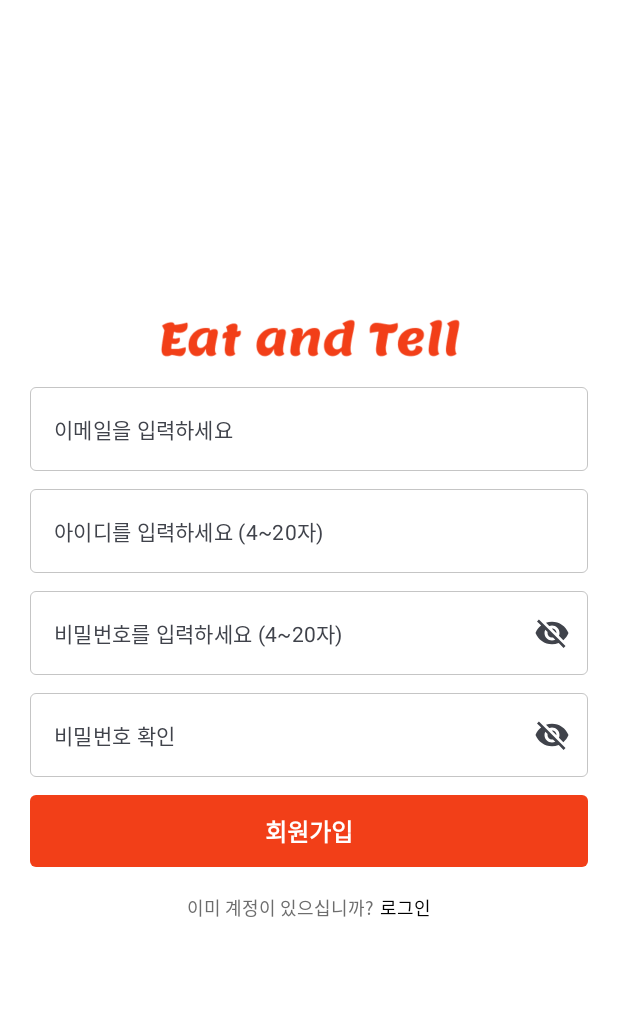
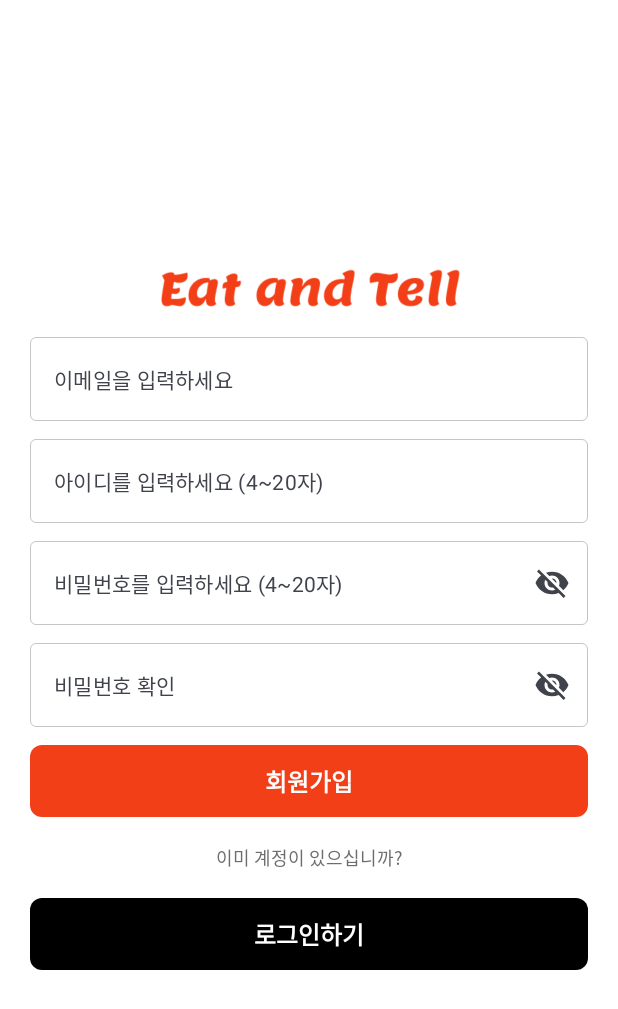
Before and after one commit to snuhcs-course/swpp-2023-project-team-15, an Android app built with Jetpack Compose: the composable SignupScreen shown on its own in the app's theme, on a phone screen of 412 x 824 dp. Shown: the top 1009 px of the screen. Run offline under Robolectric (Android 15) with nearby library versions, the phone set to English and light mode, and no system bars; our stand-ins replace Dagger/Hilt's generated code; pictures from the network do not load.

Commit message:
style fix: login,signup screen & 프로필 화면에서 프로필 편집 갔다가 뒤로 가기 하면 프로필로 감, Add divider between post, 아이디 수정창 없애기

```diff
--- a/frontend/EatAndTell/app/src/main/java/com/example/eatandtell/ui/CommonUI.kt
+++ b/frontend/EatAndTell/app/src/main/java/com/example/eatandtell/ui/CommonUI.kt
@@ -2,6 +2,8 @@
 package com.example.eatandtell.ui
 
 import android.content.Context
+import android.view.LayoutInflater
+import android.view.View
 import android.widget.Toast
 import androidx.compose.foundation.BorderStroke
 import androidx.compose.foundation.Image
@@ -259,21 +261,19 @@ fun BlackSmallText(text: String, modifier: Modifier?) {
 
 
 @Composable
-fun MainButton(onClick: () -> Unit, text: String, notLoading : Boolean = true, enabled : Boolean = true) {
+fun MainButton(onClick: () -> Unit, text: String, notLoading : Boolean = true, enabled : Boolean = true, containerColor: Color = MainColor, modifier: Modifier = Modifier ) {
     Button(
         onClick = {if (notLoading) onClick() else { /**/ }},
         colors = ButtonDefaults.buttonColors(
-            containerColor = MainColor,
+            containerColor = containerColor,
             contentColor = White
         ),
-        shape = RoundedCornerShape(size = 4.dp),
+        shape = RoundedCornerShape(size = 8.dp),
         modifier = Modifier
             .fillMaxWidth()
             .height(48.dp),
         enabled = enabled,
     ) {
-
-
         if (notLoading) Text(text, color = White, style = TextStyle(
             fontSize = 16.sp,
             lineHeight = 18.sp,
@@ -885,7 +885,7 @@ fun Post(
             }
         }
 
-        Spacer(modifier = Modifier.height(24.dp))
+//        Spacer(modifier = Modifier.height(24.dp))
     }
 
     //If Image Clicked, show Image Dialog
--- a/frontend/EatAndTell/app/src/main/java/com/example/eatandtell/ui/start/SignUpScreen.kt
+++ b/frontend/EatAndTell/app/src/main/java/com/example/eatandtell/ui/start/SignUpScreen.kt
@@ -39,6 +39,7 @@ import com.example.eatandtell.ui.Logo
 import com.example.eatandtell.ui.MainButton
 import com.example.eatandtell.ui.appmain.AppMainActivity
 import com.example.eatandtell.ui.showToast
+import com.example.eatandtell.ui.theme.Black
 
 @Composable
 fun SignupScreen(navController: NavController, context: ComponentActivity, viewModel: StartViewModel) {
@@ -163,23 +164,33 @@ fun SignupScreen(navController: NavController, context: ComponentActivity, viewM
 
         Spacer(modifier = Modifier.height(18.dp))
 
-        Row(
-            modifier = Modifier
-                .fillMaxWidth(),
-            horizontalArrangement = Arrangement.Center
-        ) {
+//        Row(
+//            modifier = Modifier
+//                .fillMaxWidth(),
+//            horizontalArrangement = Arrangement.Center
+//        ) {
             GraySmallText(
                 text = "이미 계정이 있으십니까?",
             )
-            Spacer(modifier = Modifier.width(4.dp))
-            BlackSmallText(
-                text = "로그인",
-                modifier = Modifier.clickable {
+//            Spacer(modifier = Modifier.width(18.dp))
+        Spacer(modifier = Modifier.height(18.dp))
+        MainButton(
+                onClick = {
                     navController.navigate("login")
                     viewModel.resetStates()
-                }.testTag("go_to_login")
+                          },
+                text = "로그인하기",
+                containerColor = Black,
+                modifier = Modifier.testTag("go_to_login")
             )
-        }
+//            BlackSmallText(
+//                text = "로그인",
+//                modifier = Modifier.clickable {
+//                    navController.navigate("login")
+//                    viewModel.resetStates()
+//                }.testTag("go_to_login")
+//            )
+//        }
     }
 }
 
@@ -217,11 +228,11 @@ fun SignupButton(
                 email.isBlank() -> showToast(context, "이메일을 입력하세요")
                 !isEmailValid(email) -> showToast(context, "이메일 주소가 올바르지 않습니다")
                 username.isBlank() -> showToast(context, "아이디를 입력하세요")
-                username.length !in 4..20 -> showToast(context, "아이디가 올바르지 않습니다")
+                username.length !in 4..20 -> showToast(context, "아이디가 4-20자여야 합니다")
                 password.isBlank() -> showToast(context, "비밀번호를 입력하세요")
-                password.length !in 4..20 -> showToast(context, "비밀번호가 올바르지 않습니다")
+                password.length !in 4..20 -> showToast(context, "비밀번호가 4-20자여야 합니다")
                 confirmPassword.isBlank() -> showToast(context, "비밀번호 확인을 입력하세요")
-                password != confirmPassword -> showToast(context, "비밀번호 확인이 틀립니다")
+                password != confirmPassword -> showToast(context, "비밀번호 확인이 일치하지 않습니다")
                 else -> {
                     onClick(null)
                 }
```
Also changed, not shown: frontend/EatAndTell/app/src/main/java/com/example/eatandtell/ui/appmain/EditProfileScreen.kt (+8 -7 lines), frontend/EatAndTell/app/src/main/java/com/example/eatandtell/ui/appmain/HomeScreen.kt (+10 -1 lines), frontend/EatAndTell/app/src/main/java/com/example/eatandtell/ui/appmain/ProfileScreen.kt (+17 -2 lines), frontend/EatAndTell/app/src/main/java/com/example/eatandtell/ui/start/LoginScreen.kt (+57 -32 lines).
